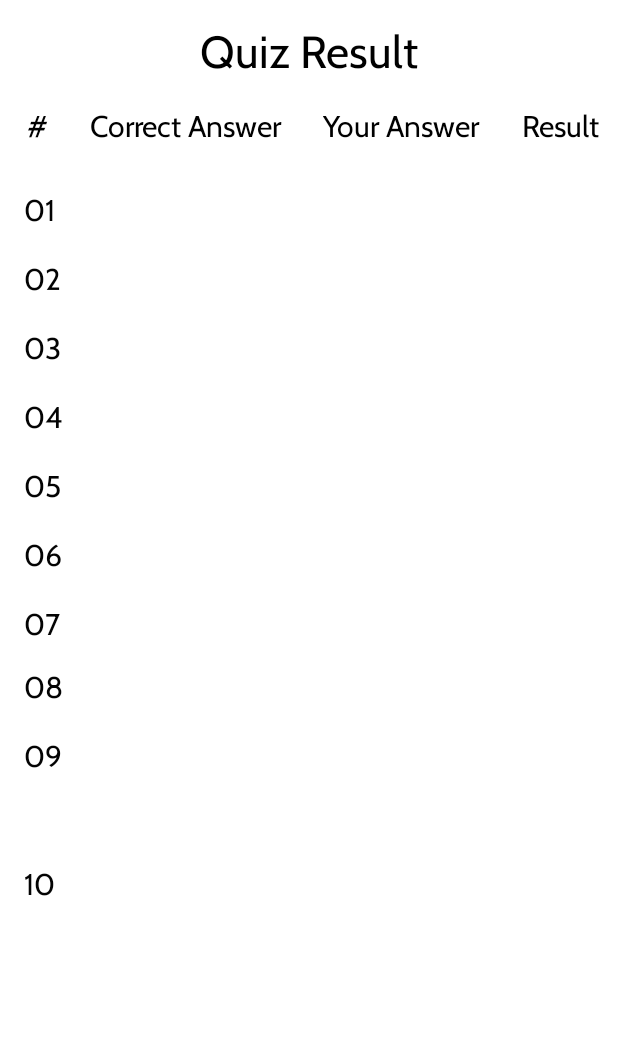
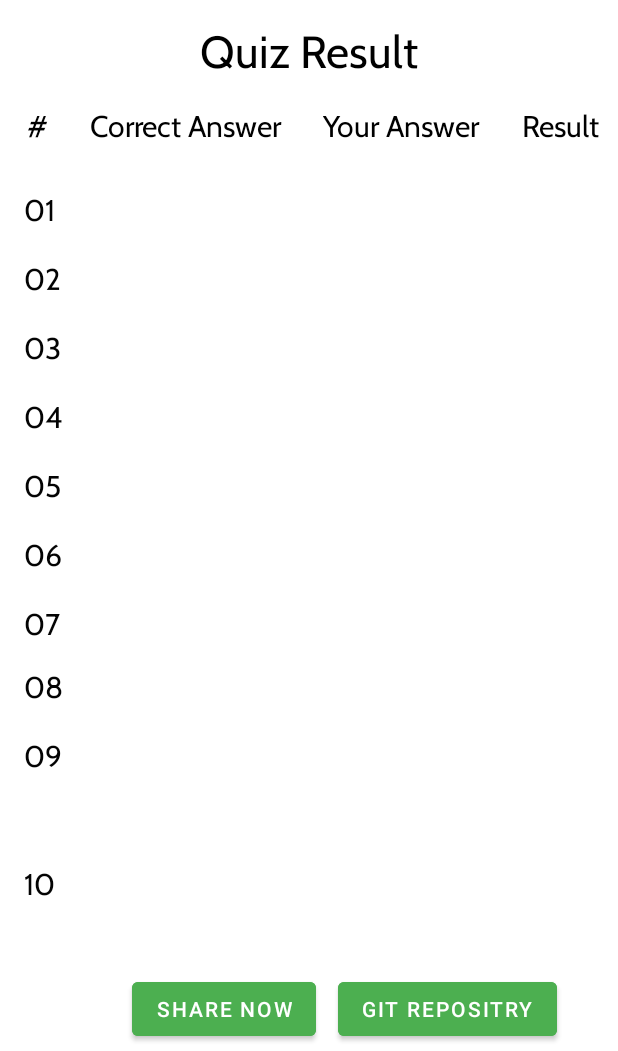
Before and after one commit to mzaman21/GuessAnimal, an Android app: the MainActivity2 screen opened directly, with no data from a screen before it, on a phone screen of 412 x 824 dp, the part 185-1236 px from its top. Run offline under Robolectric (Android 15) with nearby library versions, the phone set to English and light mode, and no system bars; Roboto replaces fonts that are not available here; 3 statements that could not run were skipped.

Commit message:
add share and repo buttons

```diff
--- a/app/src/main/java/com/example/bachoquiz/MainActivity2.java
+++ b/app/src/main/java/com/example/bachoquiz/MainActivity2.java
@@ -2,8 +2,11 @@ package com.example.bachoquiz;
 
 import androidx.appcompat.app.AppCompatActivity;
 
+import android.content.Intent;
+import android.net.Uri;
 import android.os.Bundle;
-import android.widget.ArrayAdapter;
+import android.view.View;
+import android.widget.Button;
 import android.widget.TextView;
 import android.widget.Toast;
 
@@ -15,8 +18,7 @@ public class MainActivity2 extends AppCompatActivity {
     TextView CorrectAns1,CorrectAns2,CorrectAns3,CorrectAns4,CorrectAns5,CorrectAns6,CorrectAns7,CorrectAns8,CorrectAns9,CorrectAns10
             ,MarkAns1,MarkAns2,MarkAns3,MarkAns4,MarkAns5,MarkAns6,MarkAns7,MarkAns8,MarkAns9,MarkAns10,ResultAns1,ResultAns2,ResultAns3
             ,ResultAns4,ResultAns5,ResultAns6,ResultAns7,ResultAns8,ResultAns9,ResultAns10;
-   // String[] selectedoptionsarray;
- //   String[] correctanswerarray;
+  Button Share_Button,Git_Repo;
 
     String[] selectedoptionsarray={"","","","","","","","","",""};
     String [] correctanswerarray ={"","","","","","","","","",""};
@@ -187,5 +189,28 @@ public class MainActivity2 extends AppCompatActivity {
 //            ResultAns10.setText("False");
 //        }
         i++;
+
+        Share_Button = findViewById(R.id.Gitbtn);
+        Git_Repo = findViewById(R.id.Gitbtn);
+        Share_Button.setOnClickListener(new View.OnClickListener() {
+            @Override
+            public void onClick(View view) {
+                    Intent intent = new Intent(Intent.ACTION_SEND);
+                    intent.setType("text/plain");
+                    if (intent.resolveActivity(getPackageManager()) != null) {
+                        startActivity(intent);
+                    }
+
+            }
+        });
+        Git_Repo.setOnClickListener(new View.OnClickListener() {
+            @Override
+            public void onClick(View view) {
+                Uri webpage = Uri.parse("https://github.com/mzaman21/GuessAnimal.git");
+                Intent intent = new
+                        Intent(Intent.ACTION_VIEW, webpage);
+                startActivity(intent);
+            }
+        });
     }
 }
--- a/app/src/main/java/com/example/bachoquiz/MainActivity4.java
+++ b/app/src/main/java/com/example/bachoquiz/MainActivity4.java
@@ -33,6 +33,10 @@ public class MainActivity4 extends AppCompatActivity {
 
                     NewCandidate = new Candidate(CandidateName.getText().toString());
                     Dbhelper.addTest(NewCandidate);
+                    Toast.makeText(MainActivity4.this, "New Candidate"+NewCandidate.getCandidateName()+ "Added", Toast.LENGTH_SHORT).show();
+                    Intent Guess_Activity = new Intent(MainActivity4.this,MainActivity.class);
+                    MainActivity4.this.startActivity(Guess_Activity);
+
 
                 }catch (Exception e){
                     Toast.makeText(MainActivity4.this, "Candidate Not added", Toast.LENGTH_SHORT).show();
--- a/app/src/main/res/layout/activity_main2.xml
+++ b/app/src/main/res/layout/activity_main2.xml
@@ -2,6 +2,7 @@
 <androidx.constraintlayout.widget.ConstraintLayout xmlns:android="http://schemas.android.com/apk/res/android"
     xmlns:app="http://schemas.android.com/apk/res-auto"
     xmlns:tools="http://schemas.android.com/tools"
+    android:id="@+id/sharebtn"
     android:layout_width="match_parent"
     android:layout_height="match_parent"
     tools:context=".MainActivity2">
@@ -674,4 +675,28 @@
         app:layout_constraintStart_toEndOf="@+id/Q5"
         app:layout_constraintTop_toBottomOf="@+id/A4" />
 
+    <Button
+        android:id="@+id/Gitbtn"
+        android:layout_width="wrap_content"
+        android:layout_height="wrap_content"
+        android:layout_marginStart="25dp"
+        android:layout_marginEnd="51dp"
+        android:layout_marginBottom="4dp"
+        android:backgroundTint="#4CAF50"
+        android:text="Git Repositry"
+        app:layout_constraintBottom_toBottomOf="parent"
+        app:layout_constraintEnd_toEndOf="parent"
+        app:layout_constraintStart_toEndOf="@+id/sharebtn2" />
+
+    <Button
+        android:id="@+id/sharebtn2"
+        android:layout_width="wrap_content"
+        android:layout_height="wrap_content"
+        android:layout_marginStart="88dp"
+        android:layout_marginBottom="4dp"
+        android:backgroundTint="#4CAF50"
+        android:text="Share Now"
+        app:layout_constraintBottom_toBottomOf="parent"
+        app:layout_constraintStart_toStartOf="parent" />
+
 </androidx.constraintlayout.widget.ConstraintLayout>
```
Also changed, not shown: app/src/main/java/com/example/bachoquiz/DBHelper.java (+16 -12 lines), app/src/main/java/com/example/bachoquiz/MainActivity3.java (+4 -4 lines).
